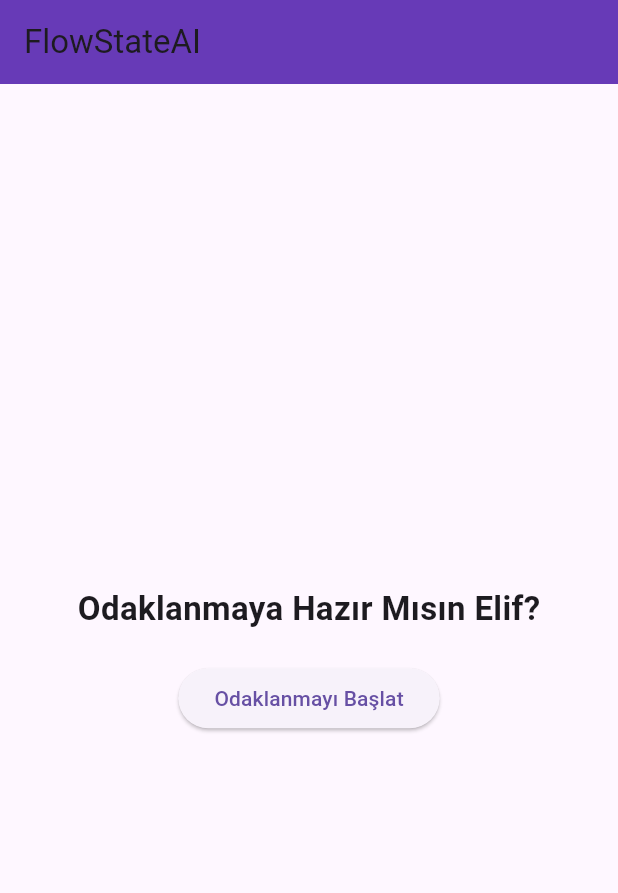
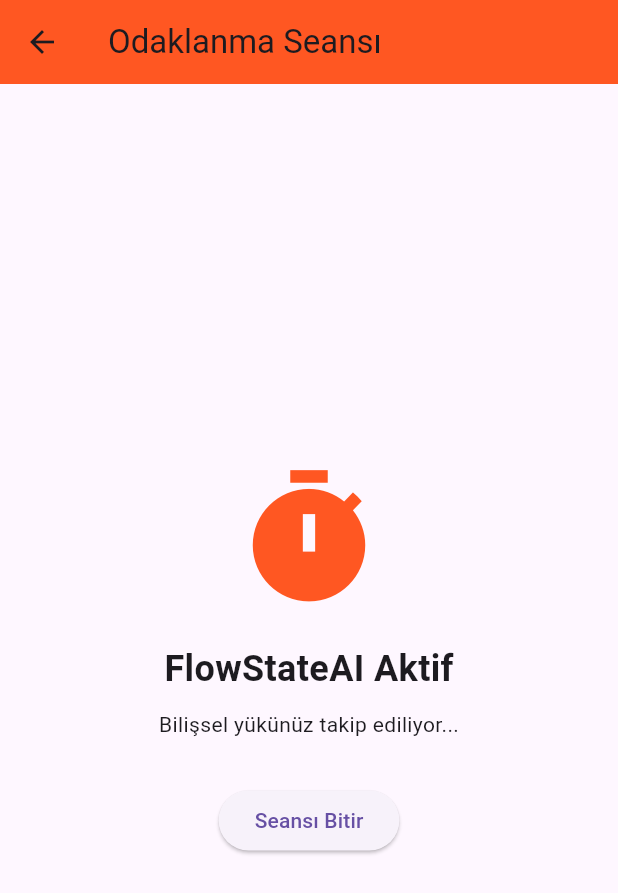
Before and after one commit to elifyesilyurt/FlowStateAI, a Flutter app: the screen it shows after launch, after a tap on "Odaklanmayı Başlat", on a phone screen of 412 x 824 dp. Shown: the top 893 px of the screen. Run offline on Flutter 3.47's test engine with Material 3 defaults, Android fonts, the phone set to English and light mode, and no system bars.

Commit message:
4. GUN: Sayfalar arasi gecis basariyla tamamlandi

```diff
--- /dev/null
+++ b/lib/focus_page.dart
@@ -0,0 +1,37 @@
+import 'package:flutter/material.dart';
+
+class FocusPage extends StatelessWidget {
+  const FocusPage({super.key});
+
+  @override
+  Widget build(BuildContext context) {
+    return Scaffold(
+      appBar: AppBar(
+        title: const Text('Odaklanma Seansı'),
+        backgroundColor: Colors.deepOrange, // Odaklanma için daha canlı bir renk
+      ),
+      body: Center(
+        child: Column(
+          mainAxisAlignment: MainAxisAlignment.center,
+          children: [
+            const Icon(Icons.timer, size: 100, color: Colors.deepOrange),
+            const SizedBox(height: 20),
+            const Text(
+              'FlowStateAI Aktif',
+              style: TextStyle(fontSize: 24, fontWeight: FontWeight.bold),
+            ),
+            const SizedBox(height: 10),
+            const Text('Bilişsel yükünüz takip ediliyor...'),
+            const SizedBox(height: 30),
+            ElevatedButton(
+              onPressed: () {
+                Navigator.pop(context); // Geri gitmeyi sağlar
+              },
+              child: const Text('Seansı Bitir'),
+            ),
+          ],
+        ),
+      ),
+    );
+  }
+}
--- a/lib/main.dart
+++ b/lib/main.dart
@@ -1,3 +1,4 @@
+import 'focus_page.dart';
 import 'package:flutter/material.dart';
 
 void main() {
@@ -9,14 +10,23 @@
 
   @override
   Widget build(BuildContext context) {
-    return MaterialApp(
+    return const MaterialApp(
       debugShowCheckedModeBanner: false,
-      home: Scaffold(
+      home: HomePage(), // Ana içeriği aşağıya taşıdık
+    );
+  }
+}
+
+class HomePage extends StatelessWidget {
+  const HomePage({super.key});
+
+  @override
+  Widget build(BuildContext context) {
+    return Scaffold(
       appBar: AppBar(
         title: const Text('FlowStateAI'),
         backgroundColor: Colors.deepPurple,
       ),
-        // ESKİ BODY YERİNE BURAYI KOMPLE YAPIŞTIR
       body: Center(
         child: Column(
           mainAxisAlignment: MainAxisAlignment.center,
@@ -25,18 +35,19 @@
               'Odaklanmaya Hazır Mısın Elif?',
               style: TextStyle(fontSize: 22, fontWeight: FontWeight.bold),
             ),
-              const SizedBox(height: 20), // Yazı ile buton arası boşluk
+            const SizedBox(height: 20),
             ElevatedButton(
               onPressed: () {
-                  // Butona basınca terminalde bu yazıyı göreceksin
-                  print("Odaklanma Başladı!");
+                Navigator.push(
+                  context,
+                  MaterialPageRoute(builder: (context) => const FocusPage()),
+                );
               },
               child: const Text('Odaklanmayı Başlat'),
             ),
           ],
         ),
       ),
-      ),
     );
   }
 }
```
Lines whose indentation alone changed are shown as unchanged.
